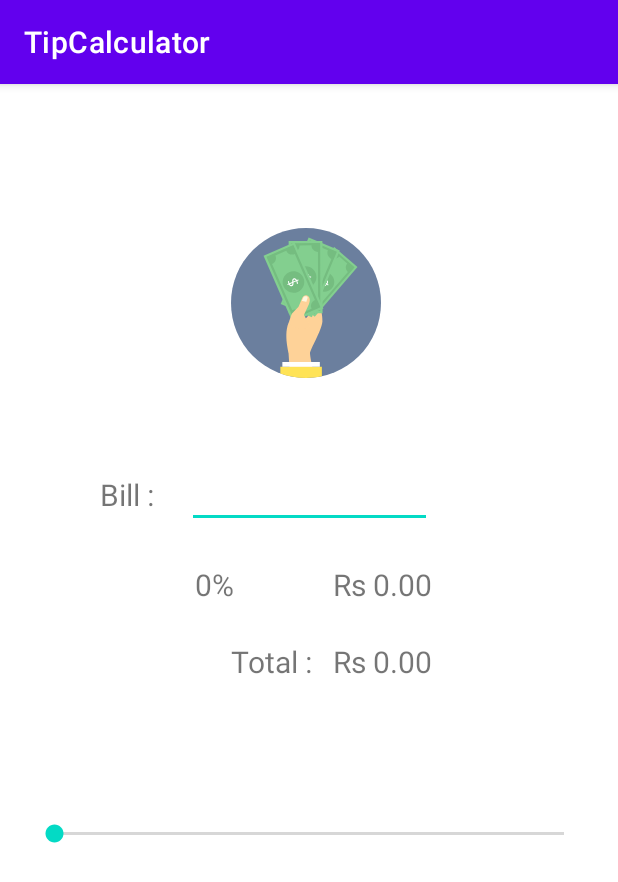
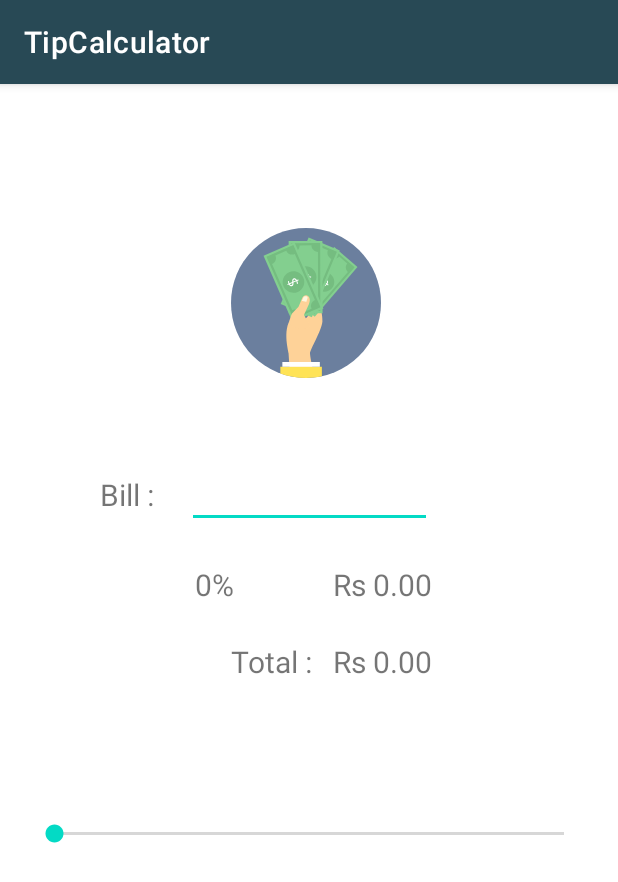
Before and after one commit to AnjumanHasan/KotlinProjects, an Android app: the screen it shows after launch (MainActivity), on a phone screen of 412 x 824 dp. Shown: the top 882 px of the screen. Run offline under Robolectric (Android 15) with nearby library versions, the phone set to English and light mode, and no system bars.

Commit message:
Changed themes.xml

```diff
--- a/TipCalculator/app/src/main/res/values/themes.xml
+++ b/TipCalculator/app/src/main/res/values/themes.xml
@@ -2,8 +2,8 @@
     <!-- Base application theme. -->
     <style name="Theme.TipCalculator" parent="Theme.MaterialComponents.DayNight.DarkActionBar">
         <!-- Primary brand color. -->
-        <item name="colorPrimary">@color/purple_500</item>
-        <item name="colorPrimaryVariant">@color/purple_700</item>
+        <item name="colorPrimary">#284955</item>
+        <item name="colorPrimaryVariant">#24434E</item>
         <item name="colorOnPrimary">@color/white</item>
         <!-- Secondary brand color. -->
         <item name="colorSecondary">@color/teal_200</item>
```
Also changed, not shown: TipCalculator/app/src/main/res/values/colors.xml (+8 -0 lines).
